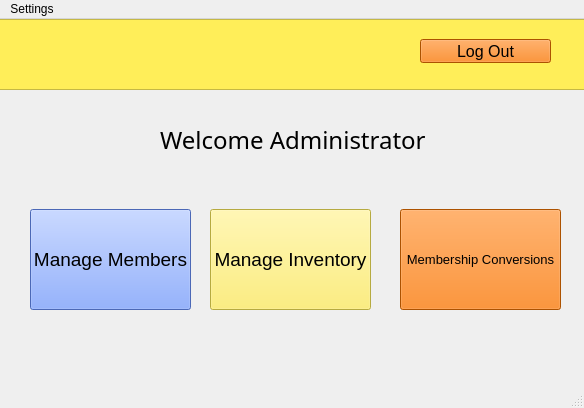
First picture: the form in admin.ui, repository max9001/Bulk-Club-Project, before the edit.
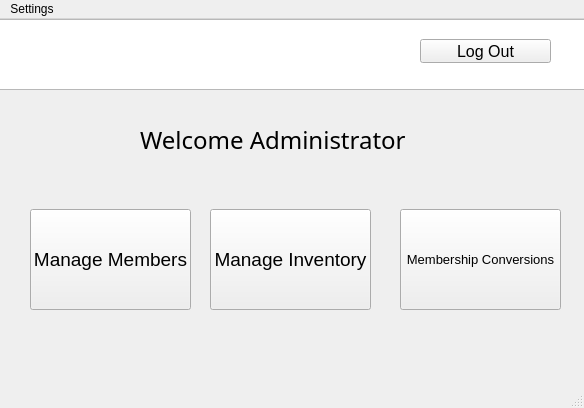
Second picture: the form after the edit. Icons and pictures are not drawn.

What changed in the file:
```diff
--- a/admin.ui
+++ b/admin.ui
@@ -24,7 +24,7 @@
      </rect>
     </property>
     <property name="styleSheet">
-     <string notr="true">background-color:rgb(255, 238, 89)</string>
+     <string notr="true"/>
     </property>
    </widget>
    <widget class="QPushButton" name="exitButton">
@@ -42,7 +42,7 @@
      </font>
     </property>
     <property name="styleSheet">
-     <string notr="true">background-color: rgb(241, 115, 0)</string>
+     <string notr="true"/>
     </property>
     <property name="text">
      <string>Log Out</string>
@@ -67,9 +67,9 @@
    <widget class="QLabel" name="label">
     <property name="geometry">
      <rect>
-      <x>160</x>
+      <x>140</x>
       <y>100</y>
-      <width>281</width>
+      <width>441</width>
       <height>41</height>
      </rect>
     </property>
@@ -98,7 +98,7 @@
      </font>
     </property>
     <property name="styleSheet">
-     <string notr="true">background-color: rgb(241, 115, 0)</string>
+     <string notr="true"/>
     </property>
     <property name="text">
      <string>Membership Conversions</string>
@@ -122,7 +122,7 @@
      </font>
     </property>
     <property name="styleSheet">
-     <string notr="true">background-color: rgb(105, 146, 255)</string>
+     <string notr="true"/>
     </property>
     <property name="text">
      <string>Manage Members</string>
@@ -143,7 +143,7 @@
      </font>
     </property>
     <property name="styleSheet">
-     <string notr="true">background-color:rgb(255, 238, 89)</string>
+     <string notr="true"/>
     </property>
     <property name="text">
      <string>Manage Inventory</string>
```
Left out of the diff: 2 changed lines with no effect on the pictures.
